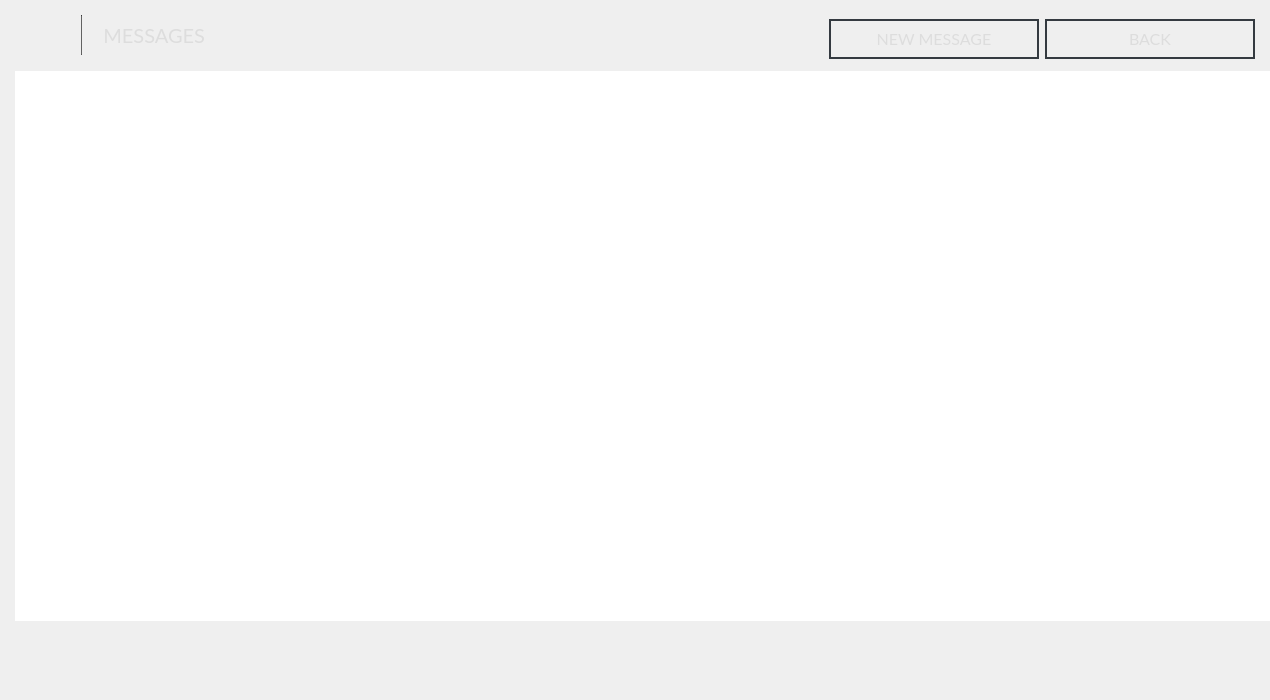
ConcealNetwork/conceal-desktop, file src/gui/ui/messagesframe.ui: the form before one commit.
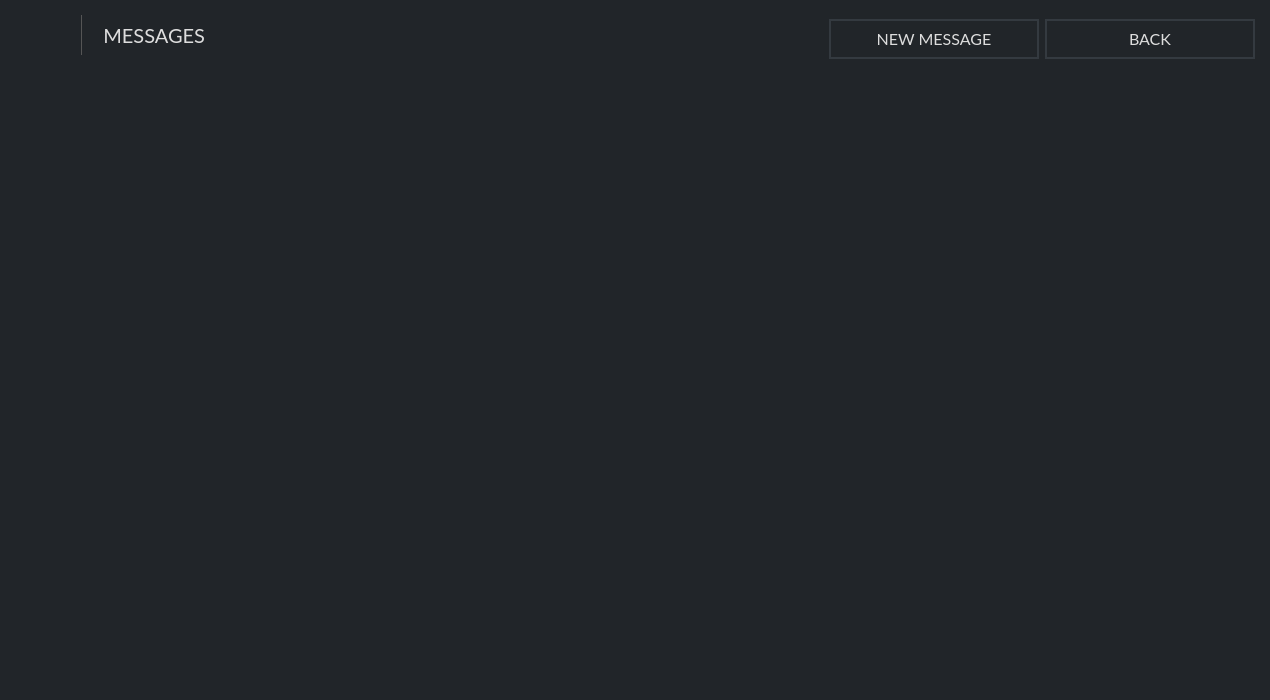
The form after the commit. Icons and pictures are not drawn.

Commit message: restore message list formatting

```diff
--- a/src/gui/ui/messagesframe.ui
+++ b/src/gui/ui/messagesframe.ui
@@ -19,7 +19,7 @@
   <property name="font">
    <font>
     <family>Lato</family>
-    <pointsize>9</pointsize>
+    <pointsize>-1</pointsize>
    </font>
   </property>
   <property name="windowTitle">
@@ -30,31 +30,7 @@
 border: 0px;
 color: #aaaaaa;
 
-QHeaderView::section {
-background-color: #282d31; 
-   color: #ddd;
-	font-family: Lato;
-    border: 0px solid white;
-border-bottom: 1px solid orange;
-   height: 30px;
 
-}
-
-QTreeView::item {
-    color: #ddd;
-    height: 35px;
-}
-
-QTreeView::branch:selected {
-  background-color: orange;
-  color: black;
-}
-
-QWidget:item:selected {
-  font-family: Lato;
-  background-color: #282d31;
-  color: #ddd;
-}
 font-size: 15px;
 font-family: Lato;</string>
   </property>
@@ -222,11 +198,35 @@
      <property name="font">
       <font>
        <family>Lato</family>
-       <pointsize>9</pointsize>
+       <pointsize>-1</pointsize>
       </font>
      </property>
      <property name="styleSheet">
-      <string notr="true"/>
+      <string notr="true">QHeaderView::section {
+background-color: #282d31; 
+   color: #ddd;
+	font-family: Lato;
+    border: 0px solid white;
+border-bottom: 1px solid orange;
+   height: 30px;
+
+}
+
+QTreeView::item {
+    color: #ddd;
+    height: 35px;
+}
+
+QTreeView::branch:selected {
+  background-color: orange;
+  color: black;
+}
+
+QWidget:item:selected {
+  font-family: Lato;
+  background-color: #282d31;
+  color: #ddd;
+}</string>
      </property>
      <property name="frameShape">
       <enum>QFrame::NoFrame</enum>
```
